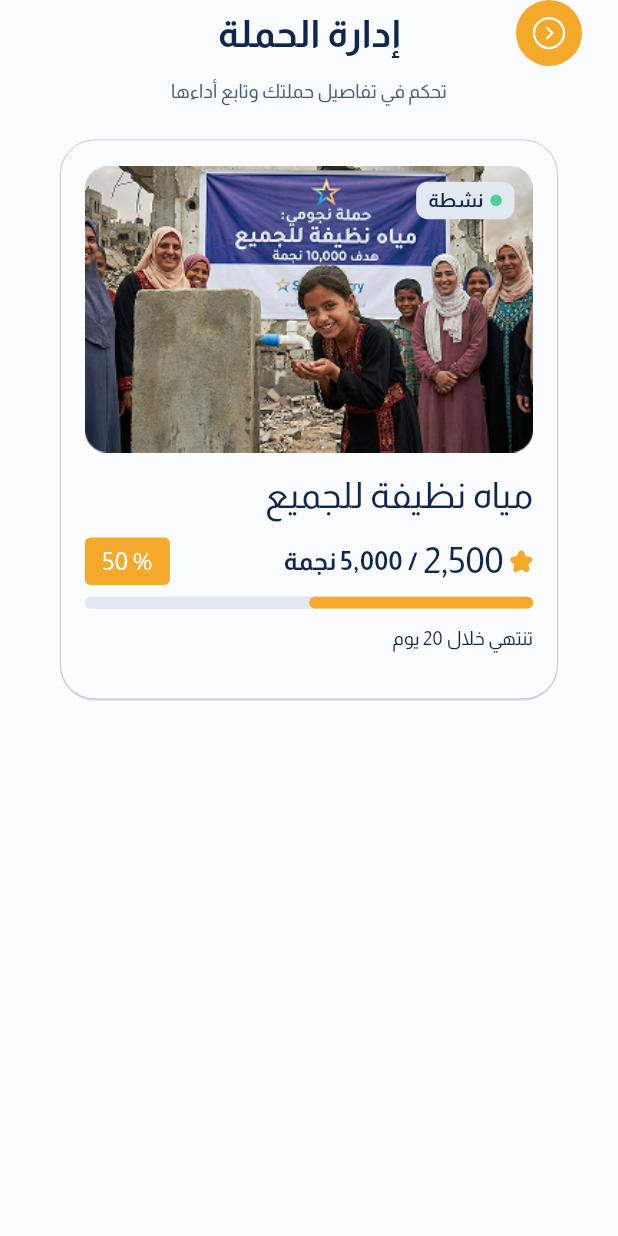
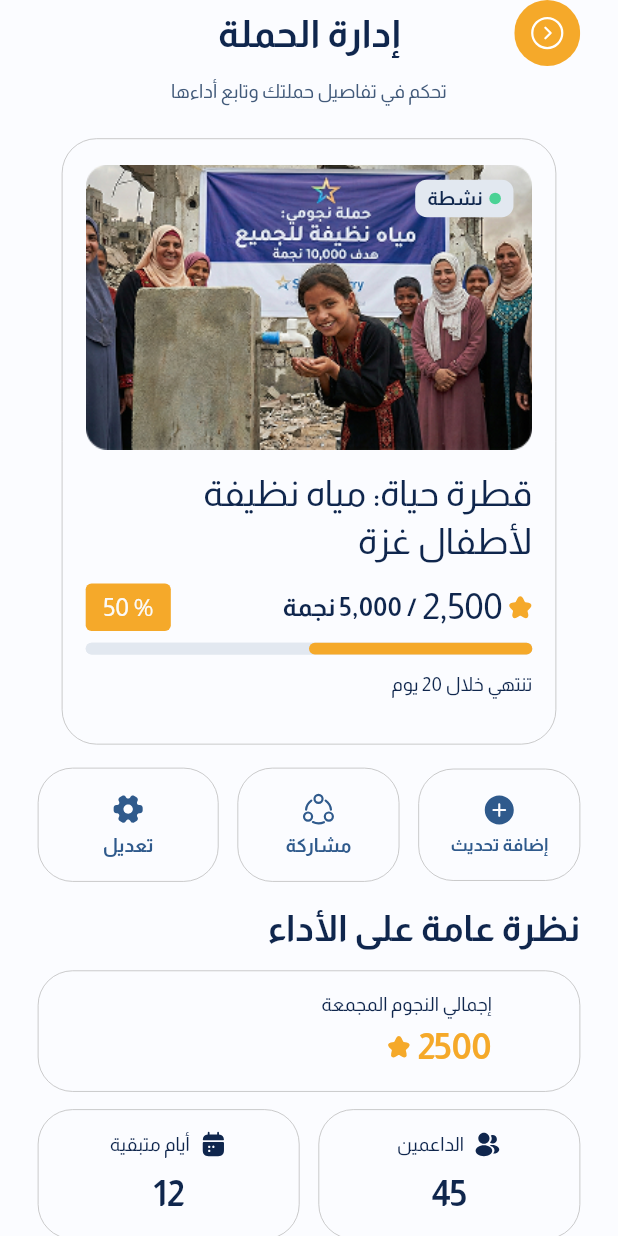
Before and after one commit to alhessiahmed/crowdfunding_platform, a Flutter app: the screen it shows after launch, on a phone screen of 412 x 824 dp. Run offline on Flutter 3.47's test engine with Material 3 defaults, Android fonts, the phone set to English and light mode, and no system bars; our stand-ins replace flutter_screenutil, flutter_svg, get, shared_preferences.

Commit message:
finshed over_view_status.dart

```diff
--- a/lib/controller/core/constants/images_manager.dart
+++ b/lib/controller/core/constants/images_manager.dart
@@ -67,4 +67,6 @@ class ImagesManager {
   static const String notificationBing = '$iconsPath/ic_notification-bing.svg';
   static const String pushIcon = '$iconsPath/ic_pause.svg';
   static const String trashIcon = '$iconsPath/ic_trash.svg';
+  static const String addIcon = '$iconsPath/ic_add.svg';
+  static const String settingIcon = '$iconsPath/Ic_setting.svg';
 }
--- a/lib/controller/localization/ar.dart
+++ b/lib/controller/localization/ar.dart
@@ -163,7 +163,7 @@ Map<String, String> arLocale = {
   'Share': 'مشاركة',
   'Edit': 'تعديل',
   'Performance_Overview': 'نظرة عامة على الأداء',
-  'Total_stars_collected': 'المجمعة',
+  'Total_stars_collected': 'إجمالي النجوم المجمعة',
   'Supporters': 'الداعمين',
   'Days_remaining': 'أيام متبقية',
   'Latest_updates': 'آخر التحديثات',
@@ -171,4 +171,5 @@ Map<String, String> arLocale = {
   'Campaign_temporarily_suspended': 'ايقاف الحملة مؤقتاً',
   'Delete_the_campaign_permanently': 'حذف الحملة نهائياً',
   'star': 'نجمة',
+  'Active': 'نشطة',
 };
--- a/lib/controller/localization/en.dart
+++ b/lib/controller/localization/en.dart
@@ -8,6 +8,12 @@ Map<String, String> enLocale = {
   'next': 'Next',
   'start_now': 'Start Now',
   'sign_in': 'Sign In',
+  'Edit': 'Edit',
+  'Share': 'Share',
+  'Add_Update': 'Add update',
+  'Active': 'Active',
+  'It_ends_within_days': 'Ends within @days days',
+  'star': 'star',
   // '': '',
   // '': '',
   // '': '',
--- a/lib/view/screens/update_campaign/control_campaign_screen.dart
+++ b/lib/view/screens/update_campaign/control_campaign_screen.dart
@@ -1,36 +1,76 @@
 import 'package:crowdfunding_platform/controller/core/constants/colors_manager.dart';
 import 'package:crowdfunding_platform/controller/core/constants/images_manager.dart';
 import 'package:crowdfunding_platform/controller/getx/controllers/campgin_update_and_control_controllers/control_campaign_controller.dart';
+import 'package:crowdfunding_platform/model/control_campaign.dart';
 import 'package:crowdfunding_platform/view/widgets/update_campaign_widget/appbar_section.dart';
+import 'package:crowdfunding_platform/view/widgets/update_campaign_widget/campaign_actions_row_widget.dart';
 import 'package:crowdfunding_platform/view/widgets/update_campaign_widget/campaign_dateils_card_widget.dart';
+import 'package:crowdfunding_platform/view/widgets/update_campaign_widget/over_view_status.dart';
 import 'package:flutter/material.dart';
-import 'package:flutter/src/widgets/framework.dart';
-import 'package:get/get_state_manager/src/simple/get_view.dart';
-import 'package:get/utils.dart';
+import 'package:flutter_screenutil/flutter_screenutil.dart';
+import 'package:get/get.dart';
 
 class ControlCampaignScreen extends GetView<ControlCampaignController> {
   const ControlCampaignScreen({super.key});
 
   @override
   Widget build(BuildContext context) {
+    final summary = controller.campaign.summary;
     return Scaffold(
       body: SafeArea(
         child: SingleChildScrollView(
           child: Column(
+            crossAxisAlignment: CrossAxisAlignment.start,
             children: [
-              AppbarSection(),
-              SizedBox(height: 24),
+              const AppbarSection(),
+              SizedBox(height: 24.h),
               CampaignDateilsCardWidget(
-                campaignTitle: 'مياه نظيفة للجميع',
-                currentStars: 2500,
-                endDuring: 20,
-                imagePath: ImagesManager.test,
+                campaignTitle: summary.titleKey.tr,
+                currentStars: summary.starsCollected,
+                endDuring: summary.daysRemaining,
+                imagePath: summary.imagePath,
                 statusBadgeColor: ColorsManager.success,
-                statusBadgeText: "نشطة",
-                totalStars: 5000,
+                statusBadgeText: summary.statusLabelKey.tr,
+                totalStars: summary.starsTarget,
+              ),
+              SizedBox(height: 16.h),
+              CampaignActionsRowWidget(
+                actions: [
+                  CampaignActionItem(
+                    iconPath: ImagesManager.addIcon,
+                    labelKey: 'Add_Update',
+                    onTap: () =>
+                        controller.onActionTap(ControlActionType.addUpdate),
+                  ),
+                  CampaignActionItem(
+                    iconPath: ImagesManager.share,
+                    labelKey: 'Share',
+                    onTap: () =>
+                        controller.onActionTap(ControlActionType.share),
+                  ),
+                  CampaignActionItem(
+                    iconPath: ImagesManager.settingIcon,
+                    labelKey: 'Edit',
+                    onTap: () => controller.onActionTap(ControlActionType.edit),
+                  ),
+                ],
+              ),
+              SizedBox(height: 16.h),
+              Text(
+                'Performance_Overview'.tr,
+                style: Theme.of(context).textTheme.headlineSmall?.copyWith(
+                  color: Theme.of(context).colorScheme.primary,
+                  fontWeight: FontWeight.bold,
+                ),
+              ),
+              SizedBox(height: 12.h),
+              OverViewStatus(
+                daysRemaining: 12,
+                supporters: 45,
+                totalStars: 2500,
               ),
             ],
-          ).paddingSymmetric(horizontal: 24),
+          ).paddingSymmetric(horizontal: 24.w),
         ),
       ),
     );
--- /dev/null
+++ b/lib/view/widgets/update_campaign_widget/app_card.dart
@@ -0,0 +1,33 @@
+import 'package:crowdfunding_platform/controller/core/constants/colors_manager.dart';
+import 'package:flutter/material.dart';
+import 'package:flutter_screenutil/flutter_screenutil.dart';
+
+class AppCard extends StatelessWidget {
+  const AppCard({
+    super.key,
+    required this.child,
+    this.padding,
+    this.backGroundColor,
+  });
+
+  final Widget child;
+  final EdgeInsetsGeometry? padding;
+  final Color? backGroundColor;
+
+  @override
+  Widget build(BuildContext context) {
+    return Container(
+      padding: padding ?? EdgeInsets.all(16.r),
+      decoration: BoxDecoration(
+        color:
+            backGroundColor ?? Theme.of(context).colorScheme.onInverseSurface,
+        borderRadius: BorderRadius.circular(24.r),
+        border: Border.all(width: 0.5, color: ColorsManager.disabled),
+        boxShadow: const [
+          //  BoxShadow(color: Colors.black12, offset: Offset(0, 1)),
+        ],
+      ),
+      child: child,
+    );
+  }
+}
--- /dev/null
+++ b/lib/view/widgets/update_campaign_widget/campaign_actions_row_widget.dart
@@ -0,0 +1,96 @@
+import 'package:crowdfunding_platform/controller/core/constants/colors_manager.dart';
+import 'package:crowdfunding_platform/controller/core/constants/images_manager.dart';
+import 'package:crowdfunding_platform/view/widgets/update_campaign_widget/app_card.dart';
+import 'package:flutter/material.dart';
+import 'package:flutter_screenutil/flutter_screenutil.dart';
+import 'package:flutter_svg/flutter_svg.dart';
+import 'package:get/get.dart';
+
+class CampaignActionsRowWidget extends StatelessWidget {
+  const CampaignActionsRowWidget({super.key, this.actions});
+
+  final List<CampaignActionItem>? actions;
+
+  @override
+  Widget build(BuildContext context) {
+    final items = actions ?? _defaultActions;
+    return Row(
+      children: List.generate(items.length, (index) {
+        final item = items[index];
+        return Expanded(
+          child: Padding(
+            padding: EdgeInsetsDirectional.only(
+              end: index == items.length - 1 ? 0 : 12.w,
+            ),
+            child: _ActionCard(item: item),
+          ),
+        );
+      }),
+    );
+  }
+
+  List<CampaignActionItem> get _defaultActions => const [
+    CampaignActionItem(iconPath: ImagesManager.settingIcon, labelKey: 'Edit'),
+    CampaignActionItem(iconPath: ImagesManager.share, labelKey: 'Share'),
+    CampaignActionItem(iconPath: ImagesManager.addIcon, labelKey: 'Add_Update'),
+  ];
+}
+
+class CampaignActionItem {
+  const CampaignActionItem({
+    required this.iconPath,
+    required this.labelKey,
+    this.onTap,
+  });
+
+  final String iconPath;
+  final String labelKey;
+  final VoidCallback? onTap;
+}
+
+class _ActionCard extends StatelessWidget {
+  const _ActionCard({required this.item});
+
+  final CampaignActionItem item;
+
+  @override
+  Widget build(BuildContext context) {
+    final colorScheme = Theme.of(context).colorScheme;
+    final isDark = Get.isDarkMode;
+    final iconColor = isDark
+        ? ColorsManager.iconDefaultDark
+        : ColorsManager.iconDefaultLight;
+    final labelStyle = Theme.of(context).textTheme.bodySmall?.copyWith(
+      color: iconColor,
+      fontWeight: FontWeight.bold,
+    );
+
+    return InkWell(
+      borderRadius: BorderRadius.circular(16.r),
+      onTap: item.onTap,
+      child: AppCard(
+        padding: EdgeInsets.symmetric(vertical: 16.h, horizontal: 20.w),
+        backGroundColor: colorScheme.surface,
+        child: Column(
+          mainAxisSize: MainAxisSize.min,
+          children: [
+            SvgPicture.asset(
+              item.iconPath,
+              width: 24.w,
+              height: 24.h,
+              colorFilter: ColorFilter.mode(iconColor, BlendMode.srcIn),
+            ),
+            SizedBox(height: 4.h),
+            FittedBox(
+              child: Text(
+                item.labelKey.tr,
+                style: labelStyle,
+                textAlign: TextAlign.center,
+              ),
+            ),
+          ],
+        ),
+      ),
+    );
+  }
+}
--- a/lib/view/widgets/update_campaign_widget/campaign_dateils_card_widget.dart
+++ b/lib/view/widgets/update_campaign_widget/campaign_dateils_card_widget.dart
@@ -1,5 +1,4 @@
-import 'package:crowdfunding_platform/controller/core/constants/colors_manager.dart';
-import 'package:crowdfunding_platform/controller/core/constants/images_manager.dart';
+import 'package:crowdfunding_platform/view/widgets/update_campaign_widget/app_card.dart';
 import 'package:crowdfunding_platform/view/widgets/update_campaign_widget/campaing_progress_info_widget.dart';
 import 'package:crowdfunding_platform/view/widgets/update_campaign_widget/image_withe_badge.dart';
 import 'package:flutter/material.dart';
@@ -27,21 +26,7 @@ class CampaignDateilsCardWidget extends StatelessWidget {
 
   @override
   Widget build(BuildContext context) {
-    return Container(
-      padding: EdgeInsets.all(16),
-      decoration: BoxDecoration(
-        color: Theme.of(context).colorScheme.onInverseSurface,
-        borderRadius: BorderRadius.circular(24.r),
-        border: BoxBorder.all(width: 0.5, color: ColorsManager.disabled),
-        boxShadow: const [
-          BoxShadow(
-            color: Colors.black12,
-
-            // blurRadius: 10,
-            offset: Offset(0, 1),
-          ),
-        ],
-      ),
+    return AppCard(
       child: Column(
         crossAxisAlignment: CrossAxisAlignment.start,
         children: [
@@ -60,10 +45,13 @@ class CampaignDateilsCardWidget extends StatelessWidget {
             ),
           ),
           SizedBox(height: 12.h),
-          CampaignProgressInfoWidget(currentStars: 2500, totalStars: 5000),
+          CampaignProgressInfoWidget(
+            currentStars: currentStars,
+            totalStars: totalStars,
+          ),
           SizedBox(height: 12.h),
           Text(
-            'It_ends_within_days'.trParams({'days': '$endDuring'}).tr,
+            'It_ends_within_days'.trParams({'days': '$endDuring'}),
             style: Theme.of(context).textTheme.bodySmall?.copyWith(
               color: Theme.of(context).colorScheme.primary,
             ),
--- /dev/null
+++ b/lib/view/widgets/update_campaign_widget/over_view_status.dart
@@ -0,0 +1,148 @@
+import 'package:crowdfunding_platform/controller/core/constants/colors_manager.dart';
+import 'package:crowdfunding_platform/controller/core/constants/images_manager.dart';
+import 'package:crowdfunding_platform/view/widgets/update_campaign_widget/app_card.dart';
+import 'package:flutter/material.dart';
+import 'package:flutter_screenutil/flutter_screenutil.dart';
+import 'package:flutter_svg/flutter_svg.dart';
+import 'package:get/get.dart';
+
+class OverViewStatus extends StatelessWidget {
+  const OverViewStatus({
+    super.key,
+    required this.totalStars,
+    required this.supporters,
+    required this.daysRemaining,
+  });
+
+  final int totalStars;
+  final int supporters;
+  final int daysRemaining;
+
+  @override
+  Widget build(BuildContext context) {
+    final colorScheme = Theme.of(context).colorScheme;
+    final labelStyle = Theme.of(
+      context,
+    ).textTheme.bodySmall?.copyWith(color: colorScheme.primary);
+    final valueStyle = Theme.of(context).textTheme.headlineSmall?.copyWith(
+      color: colorScheme.primary,
+      fontWeight: FontWeight.bold,
+    );
+
+    return Column(
+      crossAxisAlignment: CrossAxisAlignment.start,
+
+      children: [
+        AppCard(
+          padding: EdgeInsets.symmetric(horizontal: 16.w, vertical: 14.h),
+          child: Row(
+            children: [
+              SizedBox(width: 40.w),
+              Column(
+                crossAxisAlignment: CrossAxisAlignment.start,
+                children: [
+                  Text('Total_stars_collected'.tr, style: labelStyle),
+                  SizedBox(height: 4.h),
+                  Row(
+                    mainAxisAlignment: MainAxisAlignment.start,
+                    children: [
+                      Text(
+                        totalStars.toString(),
+                        style: Theme.of(context).textTheme.headlineSmall
+                            ?.copyWith(
+                              color: ColorsManager.primaryCTA,
+                              fontWeight: FontWeight.bold,
+                            ),
+                      ),
+                      SizedBox(width: 4.w),
+                      SvgPicture.asset(
+                        ImagesManager.star,
+                        width: 16.w,
+                        height: 16.h,
+                        fit: BoxFit.contain,
+                      ),
+                    ],
+                  ),
+                ],
+              ),
+            ],
+          ),
+        ),
+        SizedBox(height: 12.h),
+        Row(
+          children: [
+            Expanded(
+              child: _MiniStatCard(
+                iconPath: ImagesManager.profile2user,
+                label: 'Supporters'.tr,
+                value: supporters.toString(),
+                labelStyle: labelStyle,
+                valueStyle: valueStyle,
+              ),
+            ),
+
+            SizedBox(width: 12.w),
+            Expanded(
+              child: _MiniStatCard(
+                iconPath: ImagesManager.calender2,
+                label: 'Days_remaining'.tr,
+                value: daysRemaining.toString(),
+                labelStyle: labelStyle,
+                valueStyle: valueStyle,
+              ),
+            ),
+          ],
+        ),
+      ],
+    );
+  }
+}
+
+class _MiniStatCard extends StatelessWidget {
+  const _MiniStatCard({
+    required this.iconPath,
+    required this.label,
+    required this.value,
+    required this.labelStyle,
+    required this.valueStyle,
+  });
+
+  final String iconPath;
+  final String label;
+  final String value;
+  final TextStyle? labelStyle;
+  final TextStyle? valueStyle;
+
+  @override
+  Widget build(BuildContext context) {
+    final iconColor = Theme.of(context).colorScheme.primary;
+    return AppCard(
+      padding: EdgeInsets.symmetric(vertical: 14.h, horizontal: 8.w),
+      child: Column(
+        children: [
+          Row(
+            mainAxisSize: MainAxisSize.min,
+            children: [
+              SvgPicture.asset(
+                iconPath,
+                width: 18.w,
+                height: 18.w,
+                colorFilter: ColorFilter.mode(iconColor, BlendMode.srcIn),
+              ),
+              SizedBox(width: 6.w),
+              Flexible(
+                child: Text(
+                  label,
+                  style: labelStyle,
+                  textAlign: TextAlign.center,
+                ),
+              ),
+            ],
+          ),
+          SizedBox(height: 8.h),
+          Text(value, style: valueStyle),
+        ],
+      ),
+    );
+  }
+}
```
Also changed, not shown: assets/images/icons/Ic_setting.svg (added), assets/images/icons/ic_add.svg (added).
